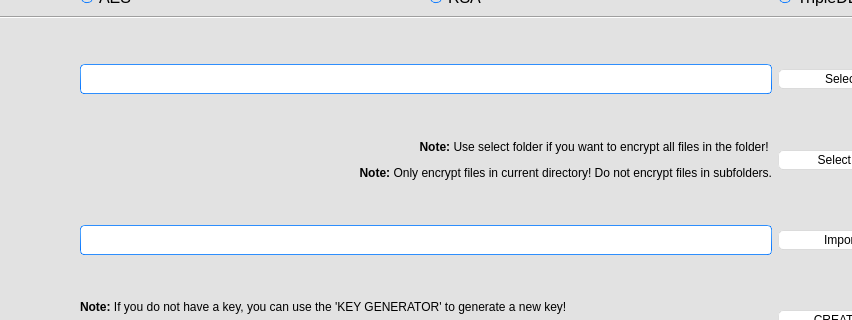
First picture: the form in ui_cryto.ui, repository VanSon999/PyCrytoApp, before the edit; both pictures show x 289 to 1141 and y 81 to 401 of the 1237 by 740 pixel window.
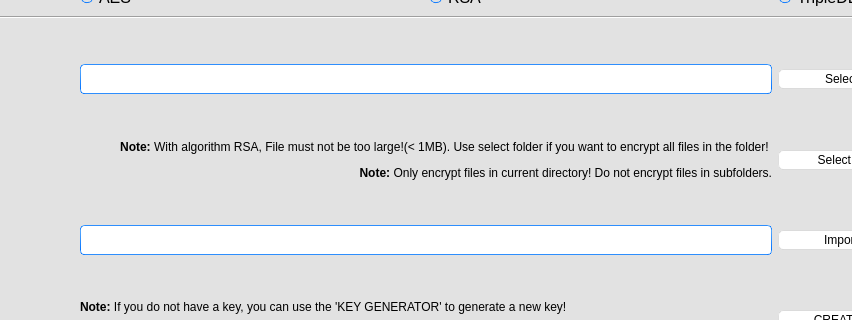
Second picture: the form after the edit. The open tabs and pages were chosen to show the change. Icons and pictures are not drawn.

What changed in the file:
```diff
--- a/ui_cryto.ui
+++ b/ui_cryto.ui
@@ -839,7 +839,7 @@
            <number>2</number>
           </property>
           <property name="text">
-           <string>&lt;html&gt;&lt;head/&gt;&lt;body&gt;&lt;p&gt;&lt;span style=&quot; font-weight:600;&quot;&gt;Note:&lt;/span&gt; Use select folder if you want to encrypt all files in the folder! &lt;/p&gt;&lt;p&gt;&lt;span style=&quot; font-weight:600;&quot;&gt;Note:&lt;/span&gt; Only encrypt files in current directory! Do not encrypt files in subfolders.&lt;/p&gt;&lt;/body&gt;&lt;/html&gt;</string>
+           <string>&lt;html&gt;&lt;head/&gt;&lt;body&gt;&lt;p&gt;&lt;span style=&quot; font-weight:600;&quot;&gt;Note: &lt;/span&gt;With algorithm RSA, File must not be too large!(&amp;lt; 1MB). Use select folder if you want to encrypt all files in the folder! &lt;/p&gt;&lt;p&gt;&lt;span style=&quot; font-weight:600;&quot;&gt;Note:&lt;/span&gt; Only encrypt files in current directory! Do not encrypt files in subfolders.&lt;/p&gt;&lt;/body&gt;&lt;/html&gt;</string>
           </property>
           <property name="scaledContents">
            <bool>true</bool>
```
Left out of the diff: 2 changed lines with no effect on the pictures.
